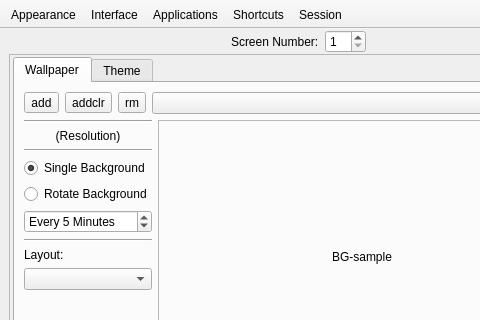
First picture: the form in lumina-config/mainUI.ui, repository lumina-desktop/lumina, before the edit; both pictures show x 0 to 480 and y 0 to 320 of the 596 by 442 pixel window.
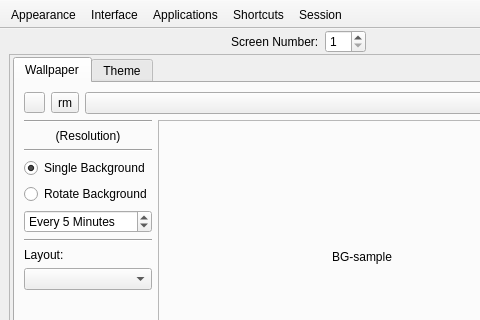
Second picture: the form after the edit. The open tabs and pages were chosen to show the change.

Commit message: Cleanup lumina-config a bit: 1) Add an "all files" option to the background file selector dialog (just in case the file has an alternate extension/syntax). 2) Add options to select a directory (single/recursive) when looking for background files. 3) Clean up a lot of commented-out code from the mainUI file.

The edit to the form file:
```diff
--- a/lumina-config/mainUI.ui
+++ b/lumina-config/mainUI.ui
@@ -137,14 +137,13 @@
               <item>
                <widget class="QToolButton" name="tool_desk_addbg">
                 <property name="text">
-                 <string notr="true">add</string>
+                 <string notr="true">  </string>
                 </property>
-               </widget>
-              </item>
-              <item>
-               <widget class="QToolButton" name="tool_desk_addbgcolor">
-                <property name="text">
-                 <string notr="true">addclr</string>
+                <property name="popupMode">
+                 <enum>QToolButton::InstantPopup</enum>
+                </property>
+                <property name="toolButtonStyle">
+                 <enum>Qt::ToolButtonTextBesideIcon</enum>
                 </property>
                </widget>
               </item>
```
Left out of the diff: 10 changed lines with no effect on the pictures. The commit also changes 2 other files.
